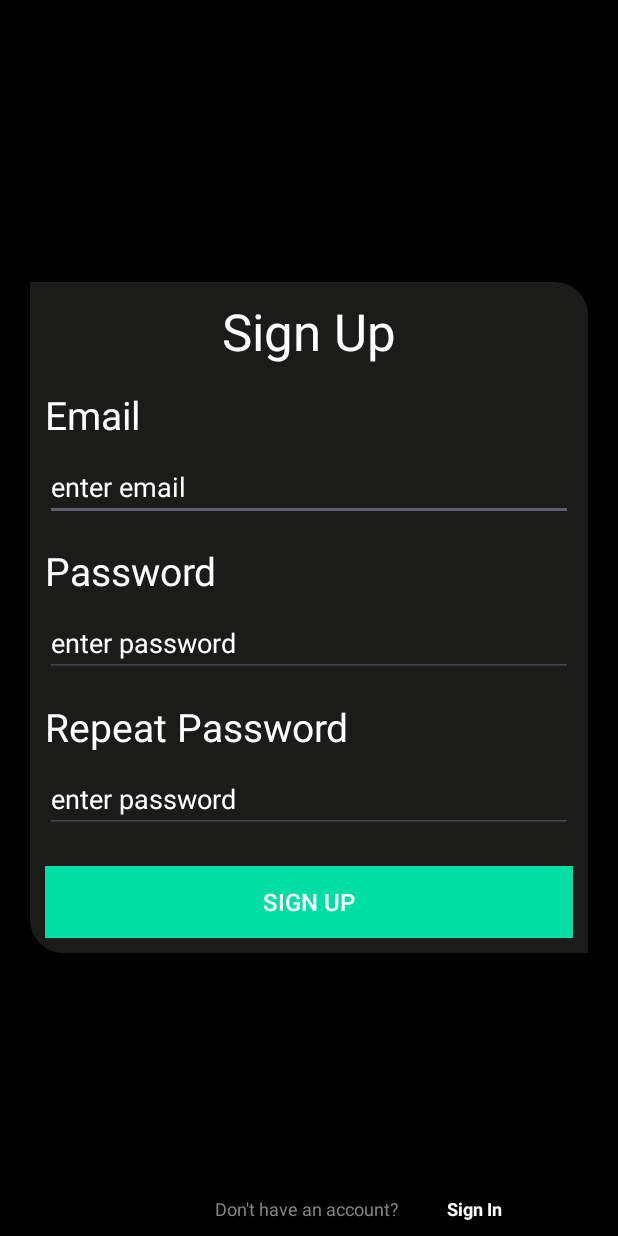
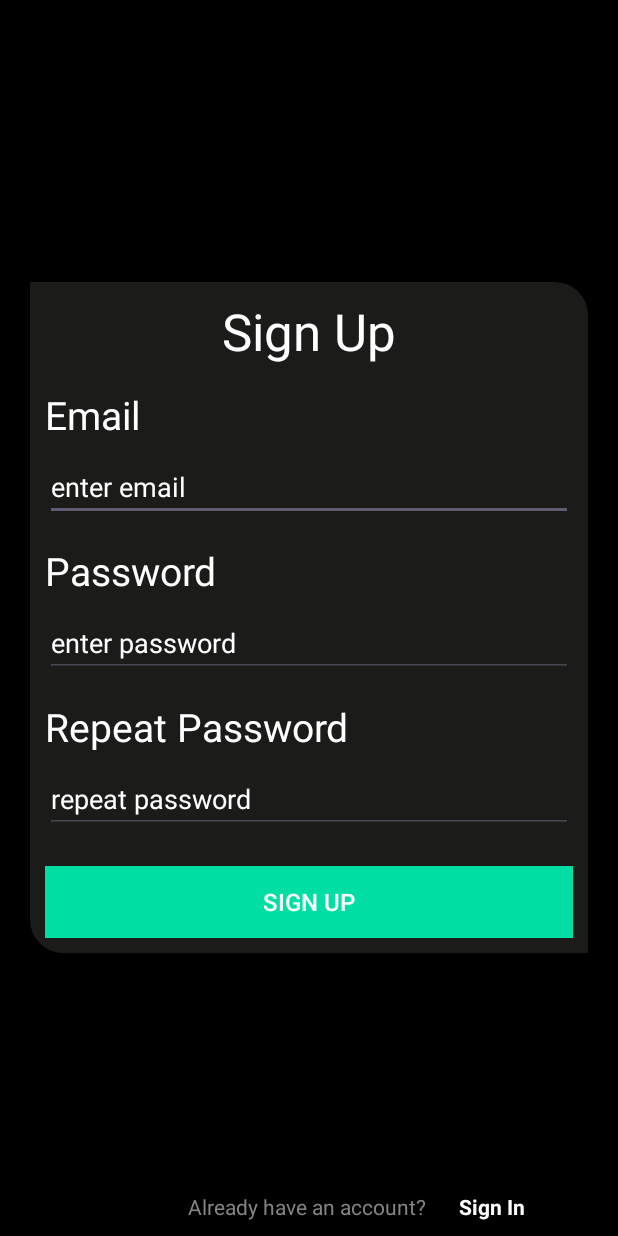
Before and after one commit to Ferorg/DuoFynnu, an Android app: the fragment SignUpView shown on its own in the app's theme, on a phone screen of 412 x 824 dp. Run offline under Robolectric (Android 15) with nearby library versions, the phone set to English and light mode, and no system bars.

Commit message:
commit 6:fix

```diff
--- a/app/src/main/res/layout/fragment_sign_in_view.xml
+++ b/app/src/main/res/layout/fragment_sign_in_view.xml
@@ -33,7 +33,7 @@
             android:layout_height="wrap_content"
             android:layout_marginTop="15dp"
             android:textSize="26dp"
-            android:text="Email"
+            android:text="@string/email"
             android:textColor="@color/text_color"
             android:layout_below="@id/signInId"/>
         <EditText
@@ -42,7 +42,7 @@
             android:layout_marginTop="8dp"
             android:layout_width="match_parent"
             android:layout_height="wrap_content"
-            android:hint="enter email"
+            android:hint="@string/enter_email"
             android:textColorHint="@color/text_color"
             />
 
@@ -52,7 +52,7 @@
             android:layout_height="wrap_content"
             android:layout_marginTop="15dp"
             android:textSize="26dp"
-            android:text="Password"
+            android:text="@string/password"
             android:textColor="@color/text_color"
             android:layout_below="@id/emailEditView"/>
         <EditText
@@ -61,12 +61,13 @@
             android:layout_marginTop="8dp"
             android:layout_width="match_parent"
             android:layout_height="wrap_content"
-            android:hint="enter password"
+            android:hint="@string/enter_password"
             android:textColorHint="@color/text_color"
             />
         <androidx.appcompat.widget.AppCompatButton
             android:id="@+id/signInButton"
             android:layout_marginTop="22dp"
+            android:layout_marginBottom="10dp"
             android:layout_below="@id/passwordEditView"
             android:layout_width="match_parent"
             android:layout_height="wrap_content"
--- a/app/src/main/res/layout/fragment_sign_up_view.xml
+++ b/app/src/main/res/layout/fragment_sign_up_view.xml
@@ -37,7 +37,7 @@
                 android:layout_height="wrap_content"
                 android:layout_below="@id/signUpId"
                 android:layout_marginTop="15dp"
-                android:text="Email"
+                android:text="@string/email"
                 android:textColor="@color/text_color"
                 android:textSize="26dp" />
 
@@ -47,7 +47,7 @@
                 android:layout_height="wrap_content"
                 android:layout_below="@id/emailTextId"
                 android:layout_marginTop="8dp"
-                android:hint="enter email"
+                android:hint="@string/enter_email"
                 android:textColorHint="@color/text_color" />
 
             <TextView
@@ -56,7 +56,7 @@
                 android:layout_height="wrap_content"
                 android:layout_below="@id/emailEditView"
                 android:layout_marginTop="15dp"
-                android:text="Password"
+                android:text="@string/password"
                 android:textColor="@color/text_color"
                 android:textSize="26dp" />
 
@@ -66,7 +66,7 @@
                 android:layout_height="wrap_content"
                 android:layout_below="@id/passwordTextId"
                 android:layout_marginTop="8dp"
-                android:hint="enter password"
+                android:hint="@string/enter_password"
                 android:textColorHint="@color/text_color" />
             <TextView
                 android:id="@+id/repeatPasswordTextId"
@@ -74,7 +74,7 @@
                 android:layout_height="wrap_content"
                 android:layout_below="@id/passwordEditView"
                 android:layout_marginTop="15dp"
-                android:text="Repeat Password"
+                android:text="@string/repeat_password_u"
                 android:textColor="@color/text_color"
                 android:textSize="26dp" />
 
@@ -84,7 +84,7 @@
                 android:layout_height="wrap_content"
                 android:layout_below="@id/repeatPasswordTextId"
                 android:layout_marginTop="8dp"
-                android:hint="enter password"
+                android:hint="@string/repeat_password"
                 android:textColorHint="@color/text_color" />
 
 
@@ -120,9 +120,9 @@
             android:layout_weight="1"
             android:gravity="end"
             android:maxLines="1"
-            android:text="@string/don_t_have_an_account"
+            android:text="@string/already_have_an_account"
             android:textColor="@color/gray_two"
-            android:textSize="12sp" />
+            android:textSize="14sp" />
 
         <TextView
             android:id="@+id/registerButtonView"
@@ -135,7 +135,7 @@
             android:onClick="onClickRegister"
             android:text="@string/sign_in"
             android:textColor="@color/text_color"
-            android:textSize="12sp"
+            android:textSize="14sp"
             android:textStyle="bold" />
 
         <Space
--- a/app/src/main/res/values/strings.xml
+++ b/app/src/main/res/values/strings.xml
@@ -5,4 +5,11 @@
     <string name="sign_in">Sign In</string>
     <string name="don_t_have_an_account">Don\'t have an account?</string>
     <string name="sign_up">Sign Up</string>
+    <string name="already_have_an_account">Already have an account?</string>
+    <string name="repeat_password">repeat password</string>
+    <string name="repeat_password_u">Repeat Password</string>
+    <string name="enter_password">enter password</string>
+    <string name="password">Password</string>
+    <string name="enter_email">enter email</string>
+    <string name="email">Email</string>
 </resources>
```
